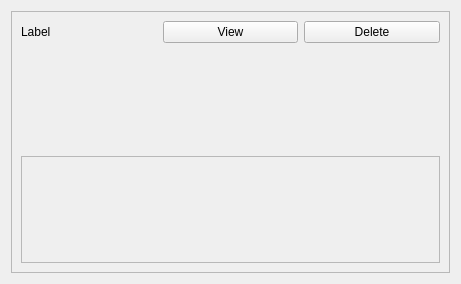
This is src/qt/widget/PatchBayItem.ui in chuckfairy/Orzabal as Qt 5 draws it before an edit. The edited form follows.
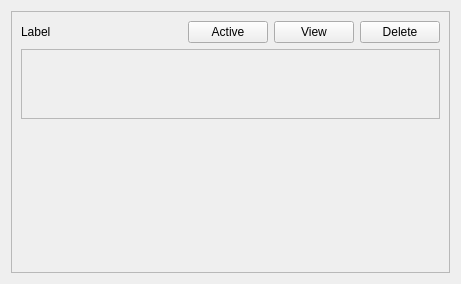
This is the edited form.

Commit message: add inactive button, better connecting

The edit to the form file:
```diff
--- a/src/qt/widget/PatchBayItem.ui
+++ b/src/qt/widget/PatchBayItem.ui
@@ -23,15 +23,14 @@
       <enum>QFrame::Raised</enum>
      </property>
      <layout class="QGridLayout" name="gridLayout">
-      <item row="0" column="0">
-       <widget class="QLabel" name="label">
-        <property name="text">
-         <string>Label</string>
-        </property>
-       </widget>
-      </item>
-      <item row="3" column="0" colspan="3">
+      <item row="3" column="0" colspan="5">
        <widget class="QScrollArea" name="scrollArea">
+        <property name="sizePolicy">
+         <sizepolicy hsizetype="Expanding" vsizetype="Maximum">
+          <horstretch>0</horstretch>
+          <verstretch>0</verstretch>
+         </sizepolicy>
+        </property>
         <property name="widgetResizable">
          <bool>true</bool>
         </property>
@@ -41,28 +40,55 @@
            <x>0</x>
            <y>0</y>
            <width>421</width>
-           <height>101</height>
+           <height>68</height>
           </rect>
          </property>
          <layout class="QGridLayout" name="gridLayout_3"/>
         </widget>
        </widget>
       </item>
-      <item row="0" column="2">
-       <widget class="QPushButton" name="delete_btn">
-        <property name="text">
-         <string>Delete</string>
-        </property>
-       </widget>
-      </item>
       <item row="0" column="1">
+       <spacer name="horizontalSpacer">
+        <property name="orientation">
+         <enum>Qt::Horizontal</enum>
+        </property>
+        <property name="sizeHint" stdset="0">
+         <size>
+          <width>40</width>
+          <height>20</height>
+         </size>
+        </property>
+       </spacer>
+      </item>
+      <item row="0" column="3">
        <widget class="QPushButton" name="view_btn">
         <property name="text">
          <string>View</string>
         </property>
        </widget>
       </item>
-      <item row="1" column="0">
+      <item row="0" column="0">
+       <widget class="QLabel" name="label">
+        <property name="text">
+         <string>Label</string>
+        </property>
+       </widget>
+      </item>
+      <item row="0" column="2">
+       <widget class="QPushButton" name="active_btn">
+        <property name="text">
+         <string>Active</string>
+        </property>
+       </widget>
+      </item>
+      <item row="0" column="4">
+       <widget class="QPushButton" name="delete_btn">
+        <property name="text">
+         <string>Delete</string>
+        </property>
+       </widget>
+      </item>
+      <item row="4" column="0">
        <spacer name="verticalSpacer">
         <property name="orientation">
          <enum>Qt::Vertical</enum>
```
The commit also changes 18 other files.
